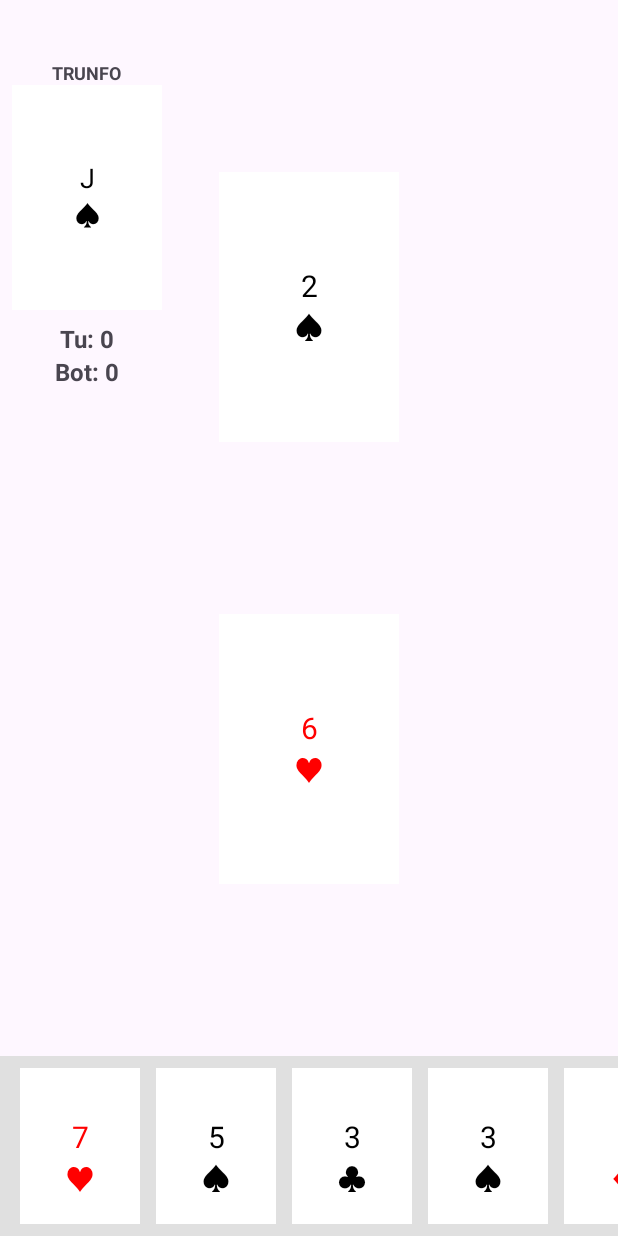
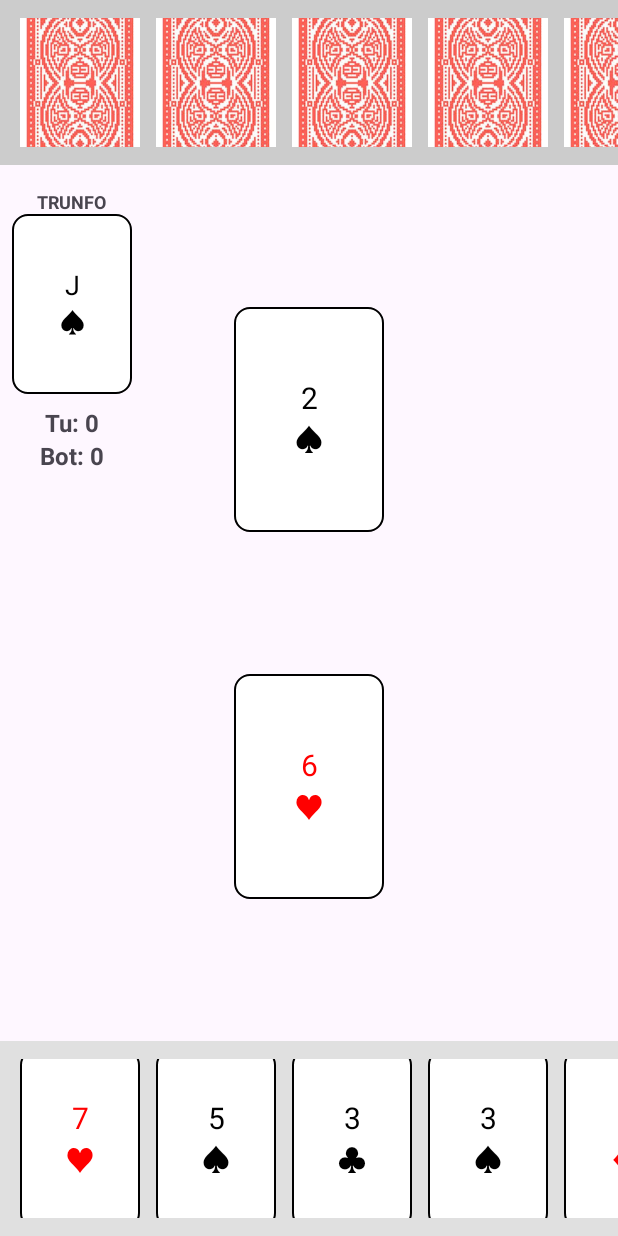
Before and after one commit to PanDisney/GRUPO-TAES-2025, an Android app: the GameActivity screen opened directly, with no data from a screen before it, after a tap on an icon or button, on a phone screen of 412 x 824 dp. Run offline under Robolectric (Android 15) with nearby library versions, the phone set to English and light mode, and no system bars.

Commit message:
04:parte 1

```diff
--- a/code/BiscaTAES/app/src/main/java/com/example/biscataes/GameActivity.kt
+++ b/code/BiscaTAES/app/src/main/java/com/example/biscataes/GameActivity.kt
@@ -2,6 +2,7 @@ package com.example.biscataes
 
 import android.content.Intent
 import android.graphics.Color // <-- IMPORTAR CORES
+import android.graphics.drawable.GradientDrawable // <-- Importar GradientDrawable para design melhor
 import androidx.appcompat.app.AlertDialog
 import androidx.appcompat.app.AppCompatActivity
 import android.os.Bundle
@@ -29,6 +30,7 @@ class GameActivity : AppCompatActivity() {
 
         // Chamar a nossa função de desenhar (agora atualizada)
         drawPlayerHand()
+        drawBotHand() // <-- Desenhar a mão do Bot
         displayTrumpCard()
         updateScoreboardView()
 
@@ -66,9 +68,15 @@ class GameActivity : AppCompatActivity() {
             params.setMargins(8, 0, 8, 0)
             cardTextView.layoutParams = params
 
-            cardTextView.setBackgroundColor(0xFFFFFFFF.toInt()) // Fundo branco
+            // Design das cartas do Jogador (Frente)
+            val shape = GradientDrawable()
+            shape.shape = GradientDrawable.RECTANGLE
+            shape.setColor(Color.WHITE)
+            shape.setStroke(2, Color.BLACK)
+            shape.cornerRadius = 15f // Cantos arredondados
+            cardTextView.background = shape
 
-            // 3. Definir a cor (Vermelho ou Preto)
+            // 3. Definir a cor do texto (Vermelho ou Preto)
             if (card.suit == Suit.HEARTS || card.suit == Suit.DIAMONDS) {
                 cardTextView.setTextColor(Color.RED)
             } else {
@@ -95,6 +103,7 @@ class GameActivity : AppCompatActivity() {
 
                     // Redesenhar a mão e resolver a vaza
                     drawPlayerHand()
+                    drawBotHand() // Atualizar mão do bot (jogou carta)
                     startTrickResolutionDelay()
                 } else {
                     // --- O JOGADOR RESPONDE AO BOT ---
@@ -102,6 +111,7 @@ class GameActivity : AppCompatActivity() {
                     if (moveWasValid) {
                         updateTableView() // Mostra a carta do jogador
                         drawPlayerHand()
+                        drawBotHand() // Atualizar mão do bot (sincronizar)
                         startTrickResolutionDelay()
                     } else {
                         // Jogada inválida!
@@ -115,6 +125,31 @@ class GameActivity : AppCompatActivity() {
             handLayout.addView(cardTextView)
 
 
+        }
+    }
+
+    // --- NOVA FUNÇÃO: Desenhar a mão do Bot (Costas da carta) ---
+    private fun drawBotHand() {
+        val handSize = gameEngine.getBotHandSize()
+        val handLayout = findViewById<LinearLayout>(R.id.botHandLayout)
+
+        handLayout.removeAllViews()
+
+        for (i in 0 until handSize) {
+            val cardView = TextView(this)
+
+            // Estilo "Verso da Carta" - USANDO IMAGEM
+            cardView.setBackgroundResource(R.drawable.back_card_red) // <-- MUDANÇA AQUI PARA USAR A IMAGEM .PNG
+            cardView.text = "" // Sem texto
+
+            // Definir o tamanho da "carta" (EXATAMENTE igual ao do player)
+            val cardWidth = 120
+            val cardHeight = 180
+            val params = LinearLayout.LayoutParams(cardWidth, cardHeight)
+            params.setMargins(8, 0, 8, 0)
+            cardView.layoutParams = params
+
+            handLayout.addView(cardView)
         }
     }
 
@@ -132,9 +167,20 @@ class GameActivity : AppCompatActivity() {
         val playerCard = gameEngine.playerCardOnTable
         val botCard = gameEngine.botCardOnTable
 
+        // Helper para criar o shape das cartas jogadas
+        fun setupPlayedCardStyle(view: TextView) {
+            val shape = GradientDrawable()
+            shape.shape = GradientDrawable.RECTANGLE
+            shape.setColor(Color.WHITE)
+            shape.setStroke(2, Color.BLACK)
+            shape.cornerRadius = 15f
+            view.background = shape
+        }
+
         // Atualizar a carta do jogador
         if (playerCard != null) {
             playerCardView.text = "${getRankSymbol(playerCard.rank)}\n${getSuitSymbol(playerCard.suit)}"
+            setupPlayedCardStyle(playerCardView)
             if (playerCard.suit == Suit.HEARTS || playerCard.suit == Suit.DIAMONDS) {
                 playerCardView.setTextColor(Color.RED)
             } else {
@@ -148,6 +194,7 @@ class GameActivity : AppCompatActivity() {
         // Atualizar a carta do Bot
         if (botCard != null) {
             botCardView.text = "${getRankSymbol(botCard.rank)}\n${getSuitSymbol(botCard.suit)}"
+            setupPlayedCardStyle(botCardView)
             if (botCard.suit == Suit.HEARTS || botCard.suit == Suit.DIAMONDS) {
                 botCardView.setTextColor(Color.RED)
             } else {
@@ -170,6 +217,13 @@ class GameActivity : AppCompatActivity() {
         if (trumpCard != null) {
             // 3. Usar as funções helper que já temos
             trumpView.text = "${getRankSymbol(trumpCard.rank)}\n${getSuitSymbol(trumpCard.suit)}"
+
+            val shape = GradientDrawable()
+            shape.shape = GradientDrawable.RECTANGLE
+            shape.setColor(Color.WHITE)
+            shape.setStroke(2, Color.BLACK)
+            shape.cornerRadius = 15f
+            trumpView.background = shape
 
             // 4. Definir a cor
             if (trumpCard.suit == Suit.HEARTS || trumpCard.suit == Suit.DIAMONDS) {
@@ -233,6 +287,7 @@ class GameActivity : AppCompatActivity() {
             // Atualiza toda a UI
             updateTableView()      // Limpa a mesa
             drawPlayerHand()       // Mostra a mão com a nova carta
+            drawBotHand()          // <-- Atualiza mão do Bot (compra de cartas)
             updateScoreboardView() // Atualiza os pontos
 
             // --- A GRANDE MUDANÇA ---
@@ -261,6 +316,7 @@ class GameActivity : AppCompatActivity() {
             Handler(Looper.getMainLooper()).postDelayed({
                 gameEngine.botLeadsTrick() // Bot joga a sua carta
                 updateTableView()          // Mostrar a carta do Bot na mesa
+                drawBotHand()              // <-- Atualiza mão do Bot
                 isUiLocked = false         // Desbloquear a UI para o jogador responder
             }, 1000) // Bot "pensa" por 1 segundo
 
@@ -299,6 +355,7 @@ class GameActivity : AppCompatActivity() {
         builder.setPositiveButton("Jogar Novamente") { _, _ ->
             gameEngine.startNewGame()
             drawPlayerHand()
+            drawBotHand() // <-- Reiniciar mão do bot
             displayTrumpCard()
             updateScoreboardView()
             updateTableView() // Limpa as cartas da mesa da jogada anterior
--- a/code/BiscaTAES/app/src/main/java/com/example/biscataes/GameEngine.kt
+++ b/code/BiscaTAES/app/src/main/java/com/example/biscataes/GameEngine.kt
@@ -287,4 +287,9 @@ class GameEngine {
     // Adicione esta função para a Activity poder perguntar
     fun isPlayerTurn(): Boolean = isPlayerTurnToLead
 
+    // Função para obter o tamanho da mão do Bot (para desenhar cartas viradas)
+    fun getBotHandSize(): Int {
+        return bot.getHand().size
+    }
+
 }
--- /dev/null
+++ b/code/BiscaTAES/app/src/main/new.xml
@@ -0,0 +1,5 @@
+<?xml version="1.0" encoding="utf-8"?>
+<ImageView xmlns:android="http://schemas.android.com/apk/res/android"
+    android:id="@+id/cardBackImage" android:layout_width="60dp" android:layout_height="90dp"
+    android:layout_margin="4dp" android:src="@drawable/card_back_red" android:scaleType="fitXY"
+    android:contentDescription="Carta virada" />
--- a/code/BiscaTAES/app/src/main/res/layout/activity_game.xml
+++ b/code/BiscaTAES/app/src/main/res/layout/activity_game.xml
@@ -7,6 +7,26 @@
     android:layout_height="match_parent"
     tools:context=".GameActivity">
 
+    <!-- NOVA: Mão do Bot (Cartas viradas para baixo) -->
+    <HorizontalScrollView
+        android:id="@+id/botHandScrollView"
+        android:layout_width="match_parent"
+        android:layout_height="110dp"
+        app:layout_constraintTop_toTopOf="parent"
+        app:layout_constraintStart_toStartOf="parent"
+        app:layout_constraintEnd_toEndOf="parent"
+        android:background="#CCCCCC"
+        android:paddingVertical="4dp">
+
+        <LinearLayout
+            android:id="@+id/botHandLayout"
+            android:layout_width="wrap_content"
+            android:layout_height="match_parent"
+            android:orientation="horizontal"
+            android:padding="8dp"
+            android:gravity="center_vertical"/>
+    </HorizontalScrollView>
+
     <LinearLayout
         android:id="@+id/trumpLayout"
         android:layout_width="wrap_content"
@@ -14,9 +34,9 @@
         android:orientation="vertical"
         android:gravity="center"
         android:padding="8dp"
-        app:layout_constraintTop_toTopOf="parent"
+        app:layout_constraintTop_toBottomOf="@id/botHandScrollView"
         app:layout_constraintStart_toStartOf="parent"
-        android:layout_marginTop="32dp">
+        android:layout_marginTop="8dp">
 
         <TextView
             android:layout_width="wrap_content"
@@ -27,13 +47,14 @@
 
         <TextView
             android:id="@+id/trumpCardView"
-            android:layout_width="100dp"
-            android:layout_height="150dp"
+            android:layout_width="80dp"
+            android:layout_height="120dp"
             android:gravity="center"
             android:textSize="18sp"
             android:background="#FFFFFF"
             tools:text="7\n♦"
             tools:textColor="#FF0000" />
+
         <TextView
             android:id="@+id/playerScoreView"
             android:layout_width="match_parent"
@@ -42,8 +63,7 @@
             android:gravity="center"
             android:textSize="16sp"
             android:textStyle="bold"
-            tools:text="Tu: 0"
-            android:text="Tu: 0" />
+            tools:text="Tu: 0" />
 
         <TextView
             android:id="@+id/botScoreView"
@@ -52,29 +72,30 @@
             android:gravity="center"
             android:textSize="16sp"
             android:textStyle="bold"
-            tools:text="Bot: 0"
-            android:text="Bot: 0" />
+            tools:text="Bot: 0" />
     </LinearLayout>
 
+    <!-- Carta jogada pelo Bot -->
     <TextView
         android:id="@+id/botPlayedCardView"
-        android:layout_width="120dp"
-        android:layout_height="180dp"
+        android:layout_width="100dp"
+        android:layout_height="150dp"
         android:gravity="center"
         android:textSize="20sp"
         android:background="#FFFFFF"
         android:visibility="invisible"
+        app:layout_constraintTop_toBottomOf="@id/botHandScrollView"
         app:layout_constraintBottom_toTopOf="@id/playerPlayedCardView"
         app:layout_constraintEnd_toEndOf="parent"
         app:layout_constraintStart_toStartOf="parent"
-        app:layout_constraintTop_toTopOf="parent"
         tools:text="K\n♣"
         tools:visibility="visible" />
 
+    <!-- Carta jogada pelo Jogador -->
     <TextView
         android:id="@+id/playerPlayedCardView"
-        android:layout_width="120dp"
-        android:layout_height="180dp"
+        android:layout_width="100dp"
+        android:layout_height="150dp"
         android:gravity="center"
         android:textSize="20sp"
         android:background="#FFFFFF"
@@ -86,19 +107,24 @@
         tools:text="A\n♥"
         tools:visibility="visible" />
 
+    <!-- Mão do Jogador -->
     <HorizontalScrollView
         android:id="@+id/playerHandScrollView"
         android:layout_width="match_parent"
-        android:layout_height="120dp"
+        android:layout_height="130dp"
         app:layout_constraintBottom_toBottomOf="parent"
         app:layout_constraintStart_toStartOf="parent"
         app:layout_constraintEnd_toEndOf="parent"
-        android:background="#E0E0E0"> <LinearLayout
-        android:id="@+id/playerHandLayout"
-        android:layout_width="wrap_content"
-        android:layout_height="match_parent"
-        android:orientation="horizontal"
-        android:padding="8dp"/>
+        android:background="#E0E0E0"
+        android:paddingVertical="4dp">
+
+        <LinearLayout
+            android:id="@+id/playerHandLayout"
+            android:layout_width="wrap_content"
+            android:layout_height="match_parent"
+            android:orientation="horizontal"
+            android:padding="8dp"
+            android:gravity="center_vertical"/>
     </HorizontalScrollView>
 
 </androidx.constraintlayout.widget.ConstraintLayout>
```
Also changed, not shown: code/BiscaTAES/app/src/main/res/drawable/card_back.xml (added, +44 -0 lines), code/BiscaTAES/app/src/main/res/drawable/back_card_red.png (added).
